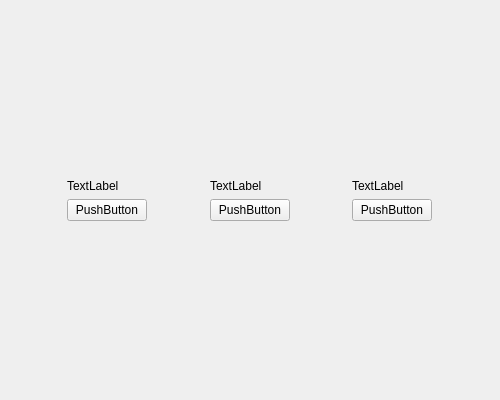
Above: windows/gamemode.ui from wen2ms/fight_the_landlord_client before the change. Below: the same form after it.
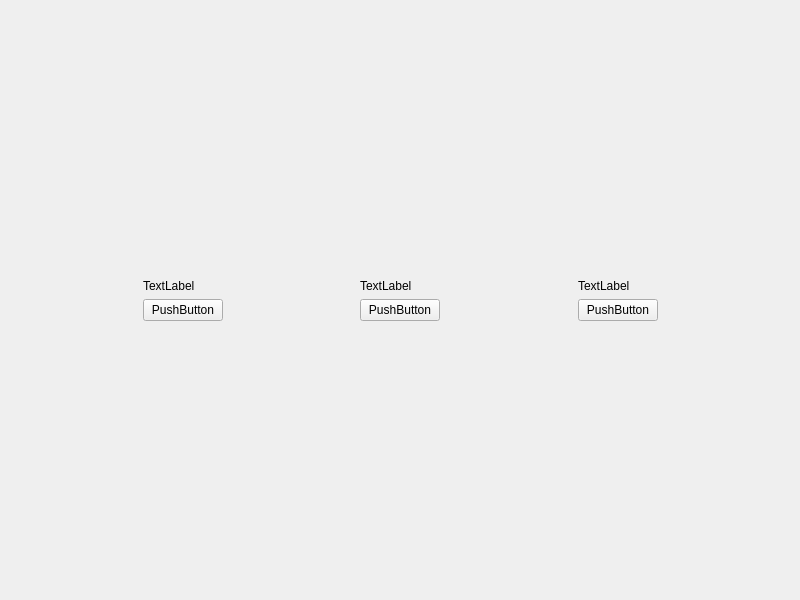
That is the form after the change. The open tabs and pages were chosen to show the change.

The edit to the form file:
```diff
--- a/windows/gamemode.ui
+++ b/windows/gamemode.ui
@@ -6,8 +6,8 @@
    <rect>
     <x>0</x>
     <y>0</y>
-    <width>500</width>
-    <height>400</height>
+    <width>800</width>
+    <height>600</height>
    </rect>
   </property>
   <property name="windowTitle">
```
Left out of the diff: 6 changed lines with no effect on the pictures.
